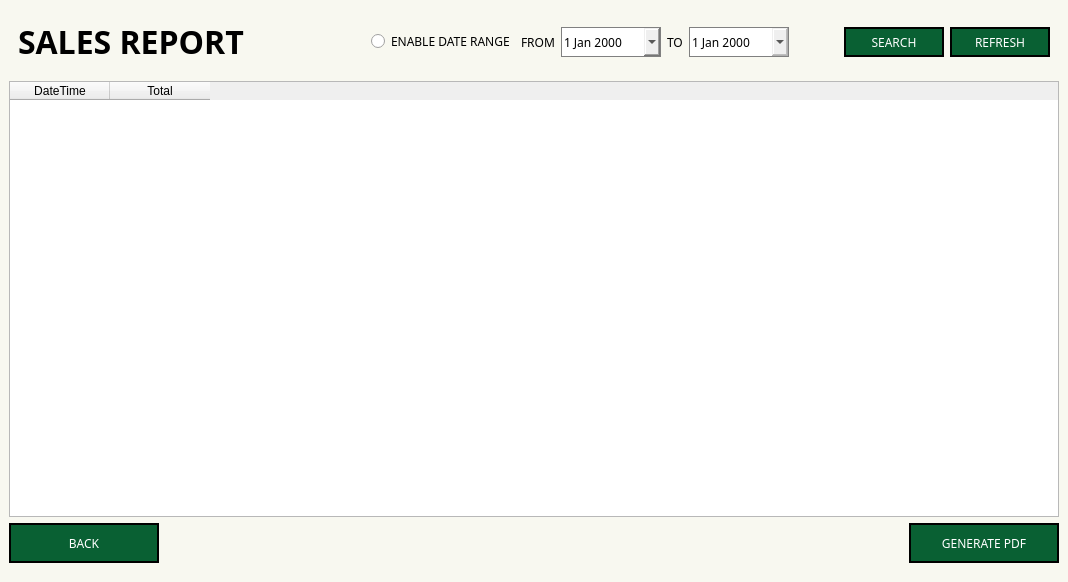
Above: Screens/MainMenuScreens/Reports/Sales_Report.ui from Bideiro/Ranil_project_py before the change. Below: the same form after it.
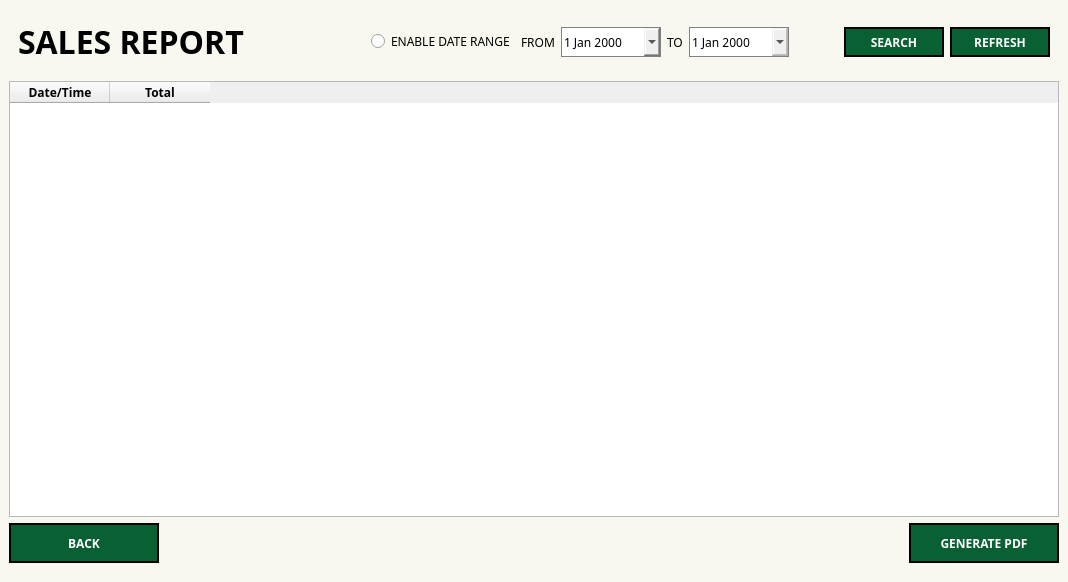
That is the form after the change.

```diff
--- a/Screens/MainMenuScreens/Reports/Sales_Report.ui
+++ b/Screens/MainMenuScreens/Reports/Sales_Report.ui
@@ -228,6 +228,7 @@
               <property name="font">
                <font>
                 <family>DM Sans</family>
+                <bold>true</bold>
                </font>
               </property>
               <property name="text">
@@ -252,6 +253,7 @@
               <property name="font">
                <font>
                 <family>DM Sans</family>
+                <bold>true</bold>
                </font>
               </property>
               <property name="text">
@@ -286,13 +288,25 @@
            </property>
            <column>
             <property name="text">
-             <string>DateTime</string>
+             <string>Date/Time</string>
+            </property>
+            <property name="font">
+             <font>
+              <family>DM Sans</family>
+              <bold>true</bold>
+             </font>
             </property>
            </column>
            <column>
             <property name="text">
              <string>Total</string>
             </property>
+            <property name="font">
+             <font>
+              <family>DM Sans</family>
+              <bold>true</bold>
+             </font>
+            </property>
            </column>
           </widget>
          </item>
@@ -315,6 +329,7 @@
              <property name="font">
               <font>
                <family>DM Sans</family>
+               <bold>true</bold>
               </font>
              </property>
              <property name="text">
@@ -352,6 +367,7 @@
              <property name="font">
               <font>
                <family>DM Sans</family>
+               <bold>true</bold>
               </font>
              </property>
              <property name="text">
```
Left out of the diff: 1 changed line with no effect on the pictures.
